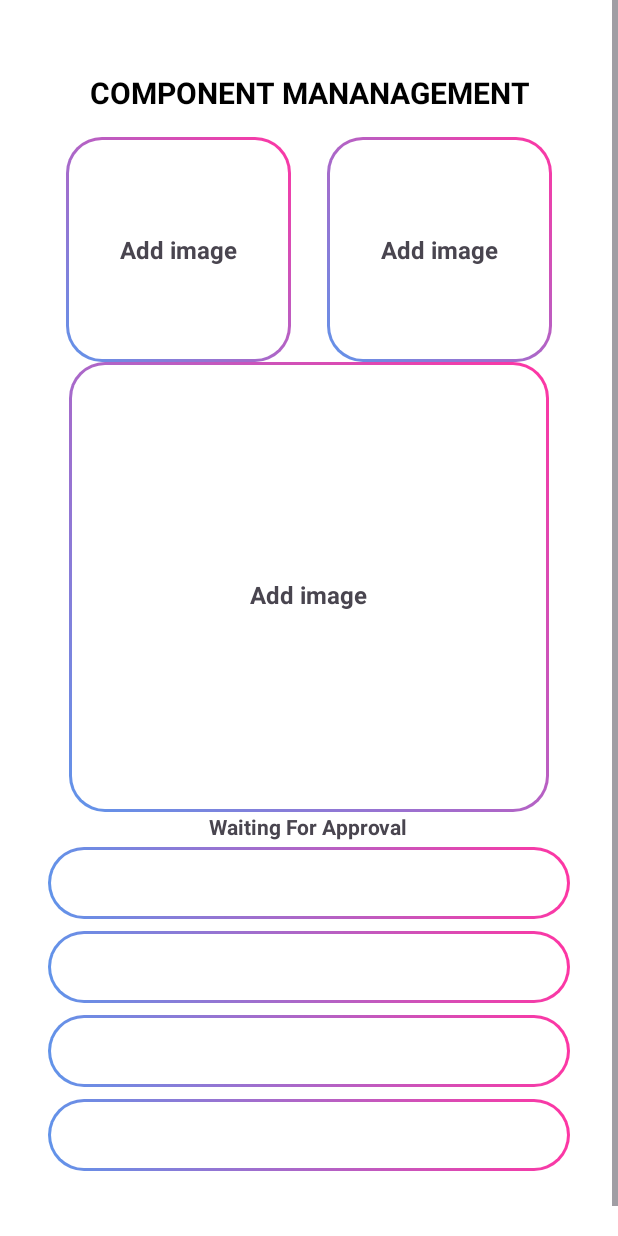
After one commit to kelvincodevn/PRM392_Project, an Android app: the layout component_management.xml on its own in the app's theme, with its tools: preview values and no code run, on a phone screen of 412 x 824 dp. The commit adds this screen. Run offline under Robolectric (Android 15) with nearby library versions, the phone set to English and light mode, and no system bars.

Commit message:
component management

```diff
--- /dev/null
+++ b/app/src/main/java/com/example/pcbuilderguideapp/ComponentManagementActivity.java
@@ -0,0 +1,10 @@
+package com.example.pcbuilderguideapp;
+import android.graphics.LinearGradient;
+import android.graphics.Shader;
+import android.graphics.Color;
+import android.os.Bundle;
+import android.widget.TextView;
+import androidx.appcompat.app.AppCompatActivity;
+
+public class ComponentManagementActivity {
+}
--- /dev/null
+++ b/app/src/main/res/layout/component_management.xml
@@ -0,0 +1,149 @@
+<?xml version="1.0" encoding="utf-8"?>
+<ScrollView xmlns:android="http://schemas.android.com/apk/res/android"
+    xmlns:app="http://schemas.android.com/apk/res-auto"
+    android:layout_width="match_parent"
+    android:layout_height="match_parent"
+    android:background="@android:color/white">
+
+    <LinearLayout
+        android:layout_width="match_parent"
+        android:layout_height="wrap_content"
+        android:orientation="vertical"
+        android:padding="24dp"
+        android:gravity="center_horizontal">
+
+        <!-- Title -->
+
+        <LinearLayout
+            android:layout_width="match_parent"
+            android:layout_height="wrap_content"
+            android:orientation="horizontal"
+            android:gravity="center_vertical" android:layout_marginTop="24dp"
+            android:layout_marginBottom="16dp">
+
+            <TextView
+                android:layout_width="0dp"
+                android:layout_height="wrap_content"
+                android:layout_weight="1" android:text="COMPONENT MANANAGEMENT"
+                android:textStyle="bold"
+                android:textSize="20sp"
+                android:textColor="#000"
+                android:gravity="center_horizontal" />
+        </LinearLayout>
+        <!-- Image Placeholder with Gradient Border -->
+        <LinearLayout
+            android:layout_width="match_parent"
+            android:layout_height="wrap_content"
+            android:orientation="horizontal"
+            android:gravity="center"> <FrameLayout
+            android:layout_width="150dp"
+            android:layout_height="150dp"
+            android:background="@drawable/custom_button"
+            android:layout_marginEnd="24dp"  android:layout_marginRight="24dp"  android:gravity="center">
+
+            <TextView
+                android:id="@+id/gradientTextView"
+                android:layout_width="match_parent"
+                android:layout_height="match_parent"
+                android:text="Add image"
+                android:gravity="center"
+                android:textStyle="bold"
+                android:textSize="16sp"/>
+        </FrameLayout>
+
+            <FrameLayout
+                android:layout_width="150dp"
+                android:layout_height="150dp"
+                android:background="@drawable/custom_button"
+                android:gravity="center">
+
+                <TextView
+                    android:layout_width="match_parent"
+                    android:layout_height="match_parent"
+                    android:text="Add image"
+                    android:gravity="center"
+                    android:textStyle="bold"
+                    android:textSize="16sp"/>
+            </FrameLayout>
+
+        </LinearLayout>
+        <FrameLayout
+            android:layout_width="320dp"
+            android:layout_height="300dp"
+            android:background="@drawable/custom_button"
+            android:gravity="center">
+
+            <LinearLayout
+                android:layout_width="match_parent"
+                android:layout_height="match_parent"
+                android:orientation="vertical"
+                android:paddingTop="10dp"
+                android:gravity="center">
+                <TextView
+                    android:layout_width="wrap_content"
+                    android:layout_height="wrap_content"
+                    android:text="Add image"
+                    android:gravity="center"
+                    android:textStyle="bold"
+                    android:textSize="16sp"/>
+            </LinearLayout>
+        </FrameLayout>
+        <!-- Component's Model Search Bar -->
+        <TextView
+            android:layout_width="wrap_content"
+            android:layout_height="wrap_content"
+            android:text="Waiting For Approval"
+            android:textStyle="bold"
+            android:textSize="14sp"
+            android:layout_marginBottom="4dp"/>
+
+        <LinearLayout
+            android:layout_width="match_parent"
+            android:layout_height="wrap_content" android:orientation="vertical"       android:gravity="center_horizontal"  android:paddingStart="8dp"
+            android:paddingEnd="8dp"
+            android:layout_marginBottom="16dp">
+            <TextView
+                android:layout_width="match_parent"
+                android:layout_height="48dp" android:paddingLeft="38dp"
+                android:paddingRight="10dp"
+                android:background="@drawable/custom_button"
+                android:textColor="#000"
+                android:layout_marginBottom="8dp"/>
+            <TextView
+                android:layout_width="match_parent"
+                android:layout_height="48dp"
+                android:paddingLeft="38dp"
+                android:paddingRight="10dp"
+                android:background="@drawable/custom_button"
+                android:textColor="#000"
+                android:layout_marginBottom="8dp"/>
+
+            <TextView
+                android:layout_width="match_parent"
+                android:layout_height="48dp"
+                android:paddingLeft="38dp"
+                android:paddingRight="10dp"
+                android:background="@drawable/custom_button"
+                android:textColor="#000"
+                android:layout_marginBottom="8dp"/>
+
+            <TextView
+                android:layout_width="match_parent"
+                android:layout_height="48dp"
+                android:paddingLeft="38dp"
+                android:paddingRight="10dp"
+                android:background="@drawable/custom_button"
+                android:textColor="#000"/>
+        </LinearLayout>
+
+        <!-- Set your price -->
+
+        <!-- Buttons -->
+        <LinearLayout
+            android:layout_width="match_parent"
+            android:layout_height="wrap_content"
+            android:orientation="horizontal"
+            android:gravity="center"
+            android:layout_marginBottom="24dp"/>
+    </LinearLayout>
+</ScrollView>
--- a/app/src/main/res/values/colors.xml
+++ b/app/src/main/res/values/colors.xml
@@ -2,4 +2,8 @@
 <resources>
     <color name="black">#FF000000</color>
     <color name="white">#FFFFFFFF</color>
+    <color name="gradient_color_1">#FF6094EA</color>
+    <color name="gradient_color_2">#E6AA4FF4</color>
+    <color name="gradient_color_3">#B3FF00FF</color>
+    <color name="gradient_color_4">#FFFF35A3</color>
 </resources>
```
